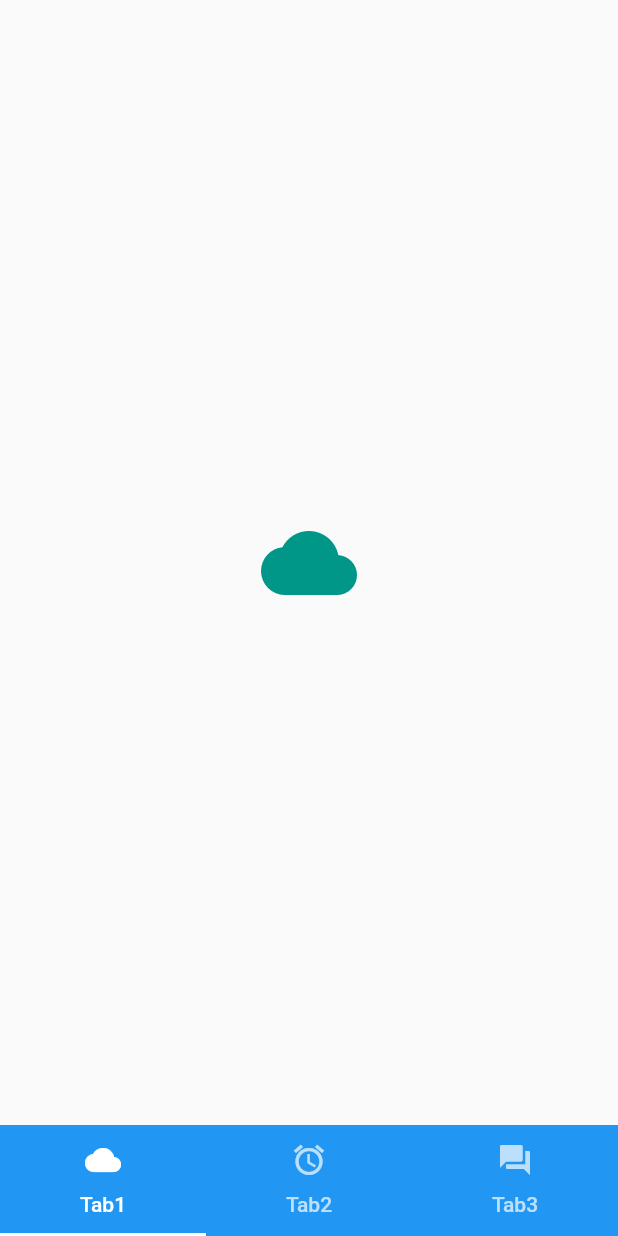
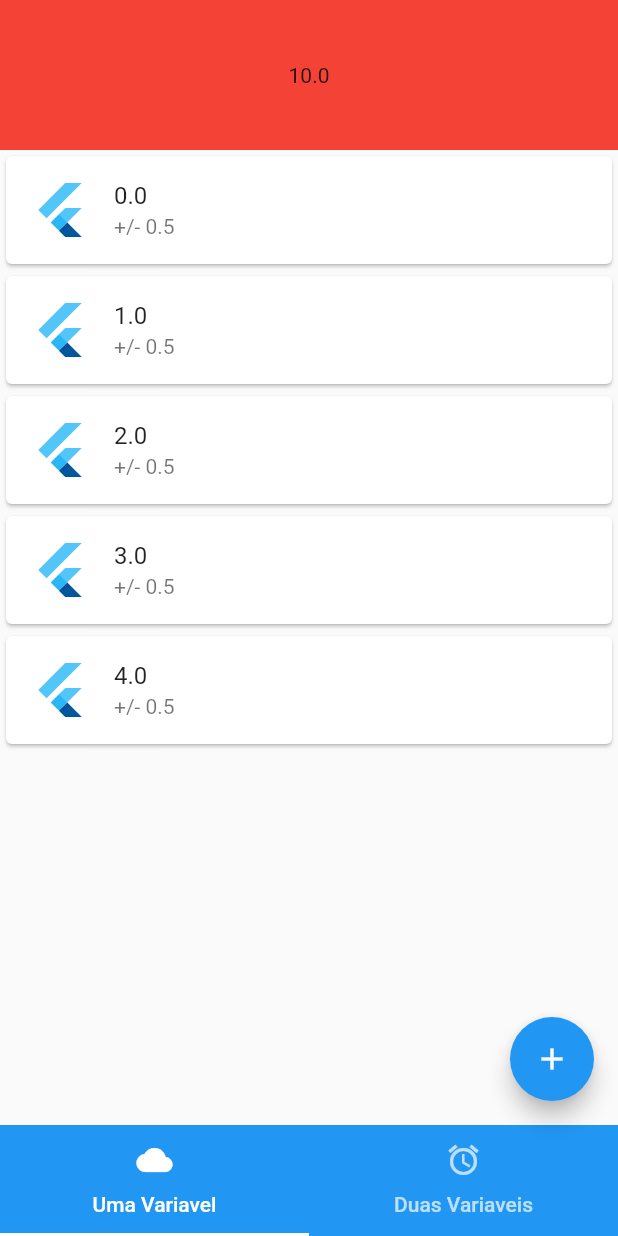
Before and after one commit to Shapis/experimental_basics, a Flutter app: the BottomTabbarExample screen opened directly, on a phone screen of 412 x 824 dp. Run offline on Flutter 3.47's test engine with Material 2 defaults, Android fonts, the phone set to English and light mode, and no system bars; Roboto replaces fonts that are missing (SourceSansPro).

Commit message:
Add listview logic for adding and removing single entries

```diff
--- a/lib/bottom_tabbar_example.dart
+++ /dev/null
@@ -1,56 +0,0 @@
-import 'package:flutter/material.dart';
-
-class BottomTabbarExample extends StatefulWidget {
-  const BottomTabbarExample({Key key}) : super(key: key);
-
-  @override
-  State<StatefulWidget> createState() => _BottomTabbarExampleState();
-}
-
-class _BottomTabbarExampleState extends State<BottomTabbarExample>
-    with SingleTickerProviderStateMixin {
-  TabController _tabController;
-
-  static const _kTabPages = <Widget>[
-    Center(child: Icon(Icons.cloud, size: 64.0, color: Colors.teal)),
-    Center(child: Icon(Icons.alarm, size: 64.0, color: Colors.cyan)),
-    Center(child: Icon(Icons.forum, size: 64.0, color: Colors.blue)),
-  ];
-  static const _kTabs = <Tab>[
-    Tab(icon: Icon(Icons.cloud), text: 'Tab1'),
-    Tab(icon: Icon(Icons.alarm), text: 'Tab2'),
-    Tab(icon: Icon(Icons.forum), text: 'Tab3'),
-  ];
-
-  @override
-  void initState() {
-    super.initState();
-    _tabController = TabController(
-      length: _kTabPages.length,
-      vsync: this,
-    );
-  }
-
-  @override
-  void dispose() {
-    _tabController.dispose();
-    super.dispose();
-  }
-
-  @override
-  Widget build(BuildContext context) {
-    return Scaffold(
-      body: TabBarView(
-        controller: _tabController,
-        children: _kTabPages,
-      ),
-      bottomNavigationBar: Material(
-        color: Colors.blue,
-        child: TabBar(
-          tabs: _kTabs,
-          controller: _tabController,
-        ),
-      ),
-    );
-  }
-}
--- /dev/null
+++ b/lib/brain/standard_deviation_math.dart
@@ -0,0 +1 @@
+class StandardDeviationMath {}
--- /dev/null
+++ b/lib/provider_data/single_input_data.dart
@@ -0,0 +1,71 @@
+import 'package:flutter/foundation.dart';
+import 'dart:collection';
+
+class SingleInputData extends ChangeNotifier {
+  List<SingleInputEntry> _singleInputEntries = [
+    SingleInputEntry(
+      value: 0.0,
+      error: 0.5,
+    ),
+    SingleInputEntry(
+      value: 1.0,
+      error: 0.5,
+    ),
+    SingleInputEntry(
+      value: 2.0,
+      error: 0.5,
+    ),
+    SingleInputEntry(
+      value: 3.0,
+      error: 0.5,
+    ),
+    SingleInputEntry(
+      value: 4.0,
+      error: 0.5,
+    ),
+  ];
+
+  UnmodifiableListView<SingleInputEntry> get singleInputEntries {
+    return UnmodifiableListView(_singleInputEntries);
+  }
+
+  void addEntry(double value, double error) {
+    _singleInputEntries.add(
+      SingleInputEntry(
+        value: value,
+        error: error,
+      ),
+    );
+    notifyListeners();
+  }
+
+  void removeEntry(int index) {
+    _singleInputEntries.removeAt(index);
+
+    notifyListeners();
+  }
+
+  void insertEntry(int index, SingleInputEntry element) {
+    _singleInputEntries.insert(index, element);
+    notifyListeners();
+  }
+
+  int getLength() {
+    return _singleInputEntries.length;
+  }
+
+  double getSum() {
+    double sum = 0;
+    for (var item in _singleInputEntries) {
+      sum += item.value;
+    }
+    return sum;
+  }
+}
+
+class SingleInputEntry {
+  final double value;
+  final double error;
+
+  SingleInputEntry({@required this.value, @required this.error});
+}
--- /dev/null
+++ b/lib/screens/bottom_tabbar_example.dart
@@ -0,0 +1,92 @@
+import 'package:experimental_basics/screens/add_value_screen.dart';
+import 'package:experimental_basics/screens/single_input_tab.dart';
+import 'package:flutter/material.dart';
+
+class BottomTabbarExample extends StatefulWidget {
+  const BottomTabbarExample({Key key}) : super(key: key);
+
+  @override
+  State<StatefulWidget> createState() => _BottomTabbarExampleState();
+}
+
+class _BottomTabbarExampleState extends State<BottomTabbarExample>
+    with SingleTickerProviderStateMixin {
+  TabController _tabController;
+
+  static final _kTabPages = <Widget>[
+    SingleInputTab(),
+    Center(child: Icon(Icons.alarm, size: 64.0, color: Colors.cyan)),
+    //Center(child: Icon(Icons.forum, size: 64.0, color: Colors.blue)),
+  ];
+  static const _kTabs = <Tab>[
+    Tab(icon: Icon(Icons.cloud), text: 'Uma Variavel'),
+    Tab(icon: Icon(Icons.alarm), text: 'Duas Variaveis'),
+    //Tab(icon: Icon(Icons.forum), text: 'Tab3'),
+  ];
+
+  @override
+  void initState() {
+    super.initState();
+    _tabController = TabController(
+      length: _kTabPages.length,
+      vsync: this,
+    );
+  }
+
+  @override
+  void dispose() {
+    _tabController.dispose();
+    super.dispose();
+  }
+
+  @override
+  Widget build(BuildContext context) {
+    return Scaffold(
+      floatingActionButton: FloatingActionButton(
+        child: Icon(Icons.add),
+        onPressed: () {
+          switch (_tabController.index) {
+            case 0:
+              {
+                showModalBottomSheet(
+                  context: context,
+                  isScrollControlled: true,
+                  builder: (context) => SingleChildScrollView(
+                    child: Container(
+                      padding: EdgeInsets.only(
+                          bottom: MediaQuery.of(context).viewInsets.bottom),
+                      child: AddValueScreen(tabIndex: _tabController.index),
+                    ),
+                  ),
+                );
+                print('single entries tab!');
+              }
+              break;
+            case 1:
+              {
+                print('multi entries tab!');
+              }
+              break;
+            case 2:
+              {
+                print('tab 3 entries tab!');
+              }
+              break;
+            default:
+          }
+        },
+      ),
+      body: TabBarView(
+        controller: _tabController,
+        children: _kTabPages,
+      ),
+      bottomNavigationBar: Material(
+        color: Colors.blue,
+        child: TabBar(
+          tabs: _kTabs,
+          controller: _tabController,
+        ),
+      ),
+    );
+  }
+}
--- /dev/null
+++ b/lib/screens/single_input_tab.dart
@@ -0,0 +1,90 @@
+import 'package:experimental_basics/provider_data/single_input_data.dart';
+import 'package:flutter/material.dart';
+import 'package:provider/provider.dart';
+
+class SingleInputTab extends StatelessWidget {
+  @override
+  Widget build(BuildContext context) {
+    return Consumer<SingleInputData>(builder: (context, singleInputData, ___) {
+      return Column(
+        children: [
+          Container(
+            height: 100,
+            color: Colors.red,
+            child: Center(child: Text(singleInputData.getSum().toString())),
+          ),
+          Expanded(
+            child: Container(
+              child: ListView.builder(
+                itemCount: singleInputData.getLength(),
+                itemBuilder: (context, index) {
+                  return Dismissible(
+                    onDismissed: (direction) {
+                      final tempVariable =
+                          singleInputData.singleInputEntries[index];
+                      singleInputData.removeEntry(index);
+                      final snackBar = SnackBar(
+                        content: Text(
+                            'Removido: ${tempVariable.value} +/- ${tempVariable.error}'),
+                        action: SnackBarAction(
+                          label: 'Desfazer',
+                          onPressed: () {
+                            singleInputData.insertEntry(index, tempVariable);
+                          },
+                        ),
+                      );
+                      Scaffold.of(context).hideCurrentSnackBar();
+                      Scaffold.of(context).showSnackBar(snackBar);
+                    },
+                    background: Container(
+                      color: Colors.red,
+                      child: Align(
+                        child: Padding(
+                          padding: EdgeInsets.only(left: 6.5),
+                          child: Icon(
+                            Icons.cancel,
+                            size: 28,
+                          ),
+                        ),
+                        alignment: Alignment.centerLeft,
+                      ),
+                    ),
+                    secondaryBackground: Container(
+                      color: Colors.red,
+                      child: Align(
+                        child: Padding(
+                          padding: EdgeInsets.only(right: 6.5),
+                          child: Icon(
+                            Icons.cancel,
+                            size: 28,
+                          ),
+                        ),
+                        alignment: Alignment.centerRight,
+                      ),
+                    ),
+                    key: Key(UniqueKey().toString()),
+                    child: Card(
+                      child: ListTile(
+                        leading: FlutterLogo(size: 40.0),
+                        title: Text(singleInputData
+                            .singleInputEntries[index].value
+                            .toString()),
+                        subtitle: Text('+/- ' +
+                            singleInputData.singleInputEntries[index].error
+                                .toString()),
+                        onTap: () {
+                          //singleInputData.removeEntry(index);
+                          //print(index);
+                        },
+                      ),
+                    ),
+                  );
+                },
+              ),
+            ),
+          )
+        ],
+      );
+    });
+  }
+}
--- a/pubspec.yaml
+++ b/pubspec.yaml
@@ -28,6 +28,7 @@ dependencies:
   # The following adds the Cupertino Icons font to your application.
   # Use with the CupertinoIcons class for iOS style icons.
   cupertino_icons: ^1.0.0
+  provider: ^4.3.2+2
 
 dev_dependencies:
   flutter_test:
```
Also changed, not shown: lib/bottom_navigation_example.dart (added, +42 -0 lines), lib/brain/regex_input_formatter.dart (added, +47 -0 lines), lib/brain/single_input_math.dart (added, +9 -0 lines), lib/home_screen.dart (deleted, +0 -12 lines), lib/main.dart (+12 -4 lines), lib/screens/add_value_screen.dart (added, +119 -0 lines), lib/screens/home_screen.dart (added, +16 -0 lines), pubspec.lock.
